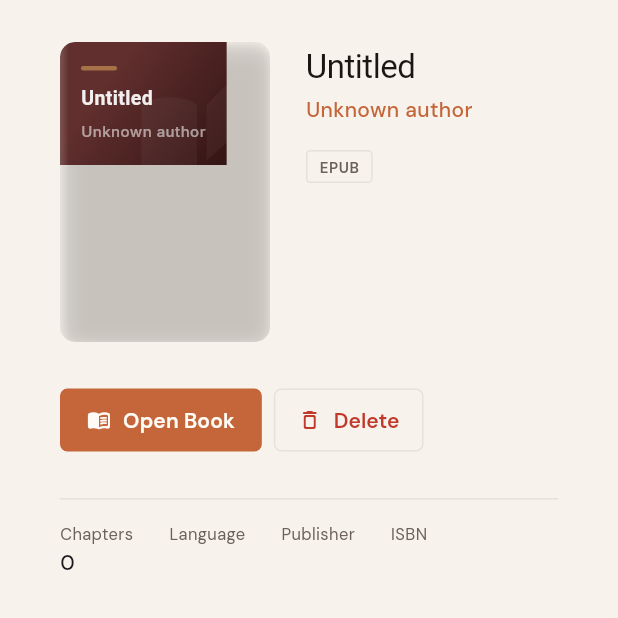
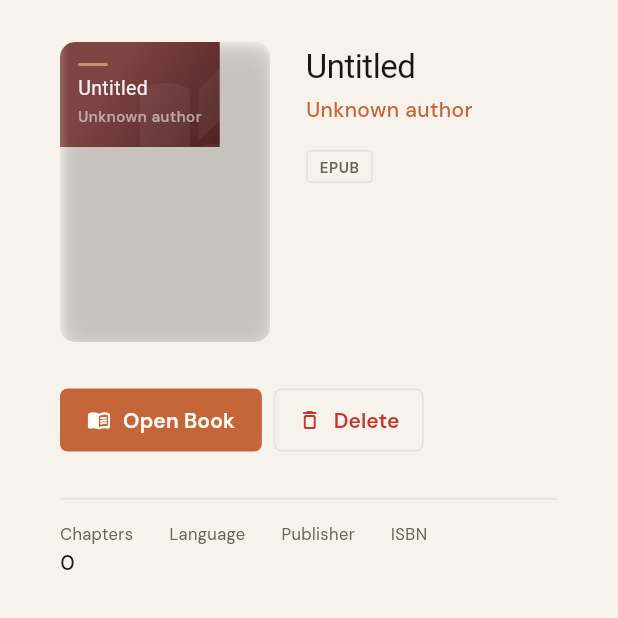
Before and after one commit to mukhtharcm/moku, a Flutter app: the _BookDetailView screen opened directly with empty values, on a phone screen of 412 x 824 dp, the top half of it. Run offline on Flutter 3.47's test engine with Material 3 defaults, Android fonts, the light colour scheme and no system bars; our stand-ins replace cached_network_image, drift, drift_flutter, equatable, file_picker, flutter_bloc and 5 more; missing offline and left inert: pdfrx, window_manager; accounts and stored records are empty; generated files the repository leaves out were written again; Roboto replaces fonts that are missing (Instrument Serif, Literata).

Commit message:
fix(ui): book cover placeholder — Instrument Serif + DM Sans, readable palette (#27)
* fix(ui): book cover placeholder — Instrument Serif + DM Sans, readable palette

Two font violations:
  GoogleFonts.literata  →  GoogleFonts.instrumentSerif (w400, brand font)
  GoogleFonts.inter     →  GoogleFonts.dmSans (brand UI font)

Palette fix: the placeholder gradient was too dark (lightness 0.28/0.14)
causing covers to read as near-black squares, especially in the new
home-page grid where they sit on a light paper background.
New values (0.38/0.22) keep the hue-based personality while staying
light enough that the title and author text are clearly legible.

Accent rule: 24 px → 20 px, 3 px → 2 px — proportional to the smaller
padding now used in compact grid tiles.

* fix(cover): use MokuText.serifNum + MokuText.micro instead of direct GoogleFonts

---------

Co-authored-by: Moku Design <moku-design@local>

```diff
--- a/app/lib/features/library/widgets/book_cover.dart
+++ b/app/lib/features/library/widgets/book_cover.dart
@@ -1,6 +1,7 @@
 import 'dart:io';
 import 'package:flutter/material.dart';
-import 'package:google_fonts/google_fonts.dart';
+
+import '../../../core/ui/ui.dart';
 import '../../../core/models/models.dart';
 import '../../../core/models/book_localizations.dart';
 
@@ -99,14 +100,14 @@ class _PlaceholderCover extends StatelessWidget {
     final title = bookTitleLabel(context, book.title);
     final author = bookAuthorLabel(context, book.author);
     final hue = (hash % 360).toDouble().abs();
-    // Richer, deeper placeholder colors
-    final baseColor = HSLColor.fromAHSL(1, hue, 0.35, 0.28).toColor();
-    final darkColor = HSLColor.fromAHSL(1, hue, 0.45, 0.14).toColor();
+    // Warm, medium-depth palette — not so dark that text disappears
+    final baseColor = HSLColor.fromAHSL(1, hue, 0.30, 0.38).toColor();
+    final darkColor = HSLColor.fromAHSL(1, hue, 0.40, 0.22).toColor();
     final accentColor = HSLColor.fromAHSL(
       1,
       (hue + 30) % 360,
-      0.5,
       0.55,
+      0.68,
     ).toColor();
 
     return Container(
@@ -122,56 +123,46 @@ class _PlaceholderCover extends StatelessWidget {
       ),
       child: Stack(
         children: [
-          // Decorative pattern — subtle geometric accent
+          // Decorative watermark
           Positioned(
-            right: -20,
-            bottom: -20,
+            right: -16,
+            bottom: -16,
             child: Icon(
               Icons.auto_stories,
-              size: 80,
-              color: Colors.white.withValues(alpha: 0.04),
+              size: 72,
+              color: Colors.white.withValues(alpha: 0.05),
             ),
           ),
-          // Content
+          // Text content
           Padding(
-            padding: const EdgeInsets.symmetric(horizontal: 14, vertical: 16),
+            padding: const EdgeInsets.symmetric(horizontal: 12, vertical: 14),
             child: Column(
               mainAxisAlignment: MainAxisAlignment.end,
               crossAxisAlignment: CrossAxisAlignment.start,
               mainAxisSize: MainAxisSize.min,
               children: [
-                // Accent line
+                // Accent rule
                 Container(
-                  width: 24,
-                  height: 3,
+                  width: 20,
+                  height: 2,
                   decoration: BoxDecoration(
-                    color: accentColor.withValues(alpha: 0.7),
-                    borderRadius: BorderRadius.circular(2),
+                    color: accentColor.withValues(alpha: 0.75),
+                    borderRadius: BorderRadius.circular(1),
                   ),
                 ),
-                const SizedBox(height: 10),
+                const SizedBox(height: 8),
                 Flexible(
                   child: Text(
                     title,
-                    style: GoogleFonts.literata(
-                      color: Colors.white.withValues(alpha: 0.92),
-                      fontSize: 13,
-                      fontWeight: FontWeight.w700,
-                      height: 1.3,
-                    ),
+                    style: MokuText.serifNum(MokuTypeSize.body, color: Colors.white.withValues(alpha: 0.92)),
                     maxLines: 4,
                     overflow: TextOverflow.ellipsis,
                   ),
                 ),
-                const SizedBox(height: 6),
+                const SizedBox(height: 5),
                 Text(
                   author,
-                  style: GoogleFonts.inter(
-                    color: Colors.white.withValues(alpha: 0.55),
-                    fontSize: 10,
-                    fontWeight: FontWeight.w500,
-                    letterSpacing: 0.3,
-                  ),
+                  style: MokuText.micro(color: Colors.white.withValues(alpha: 0.55), weight: FontWeight.w500),
                   maxLines: 2,
                   overflow: TextOverflow.ellipsis,
                 ),
```
